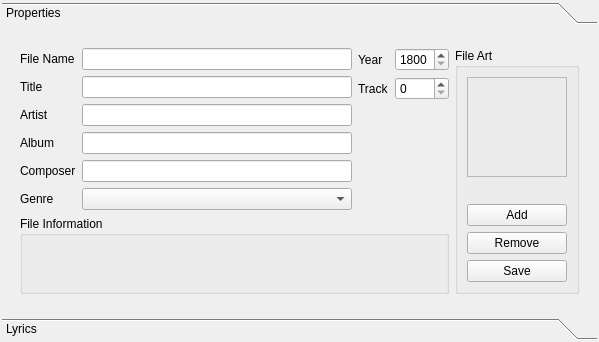
Before: the Qt Designer form TagRename/Ui/MusicFilePropertiesWidget.ui in suryakiran/Mp3Db, drawn with Qt 5.
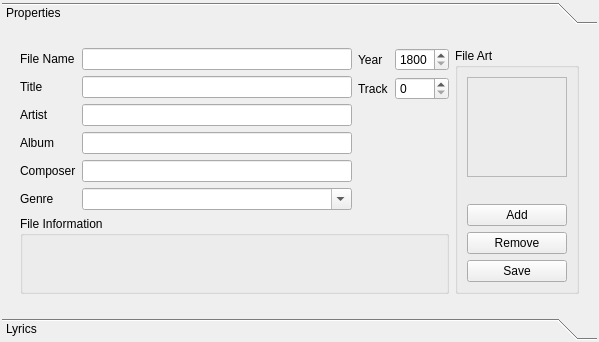
After: the same form once the commit is applied.

What changed in the file:
```diff
--- a/TagRename/Ui/MusicFilePropertiesWidget.ui
+++ b/TagRename/Ui/MusicFilePropertiesWidget.ui
@@ -121,7 +121,11 @@
                  </widget>
                 </item>
                 <item row="5" column="1">
-                 <widget class="QComboBox" name="comboBox"/>
+                 <widget class="QComboBox" name="m_genre">
+                  <property name="editable">
+                   <bool>true</bool>
+                  </property>
+                 </widget>
                 </item>
                </layout>
               </item>
```
